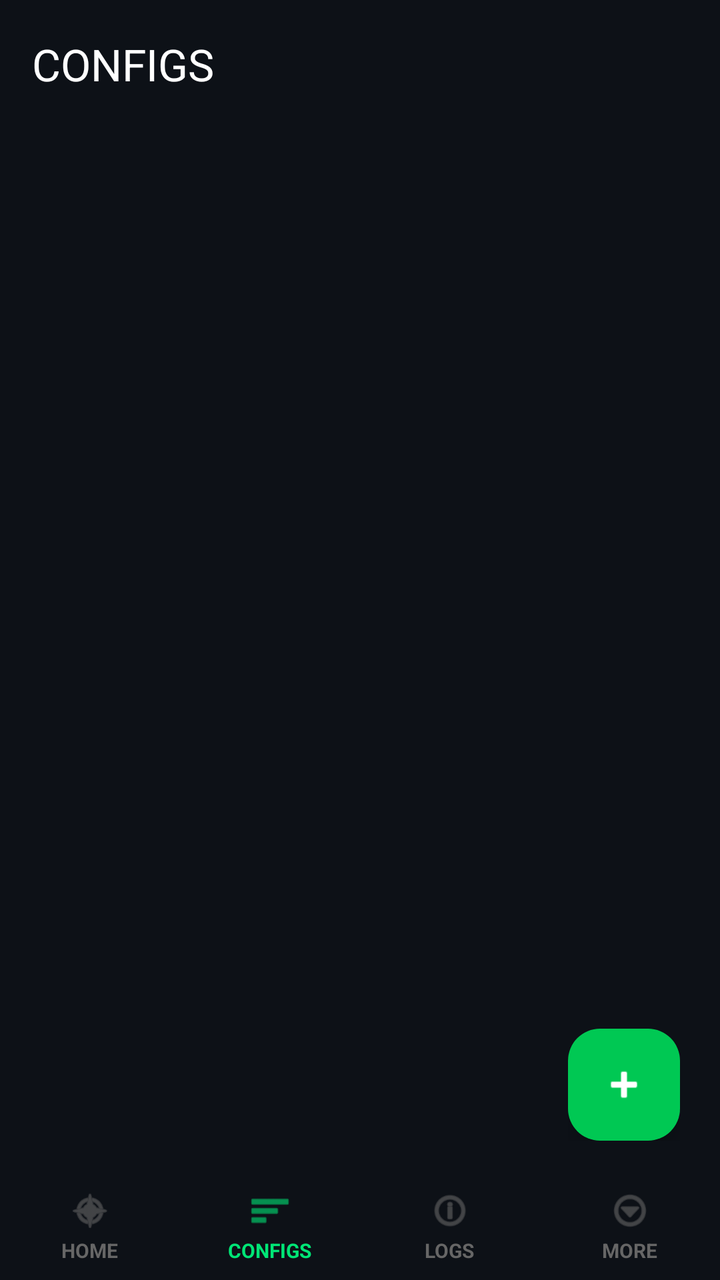
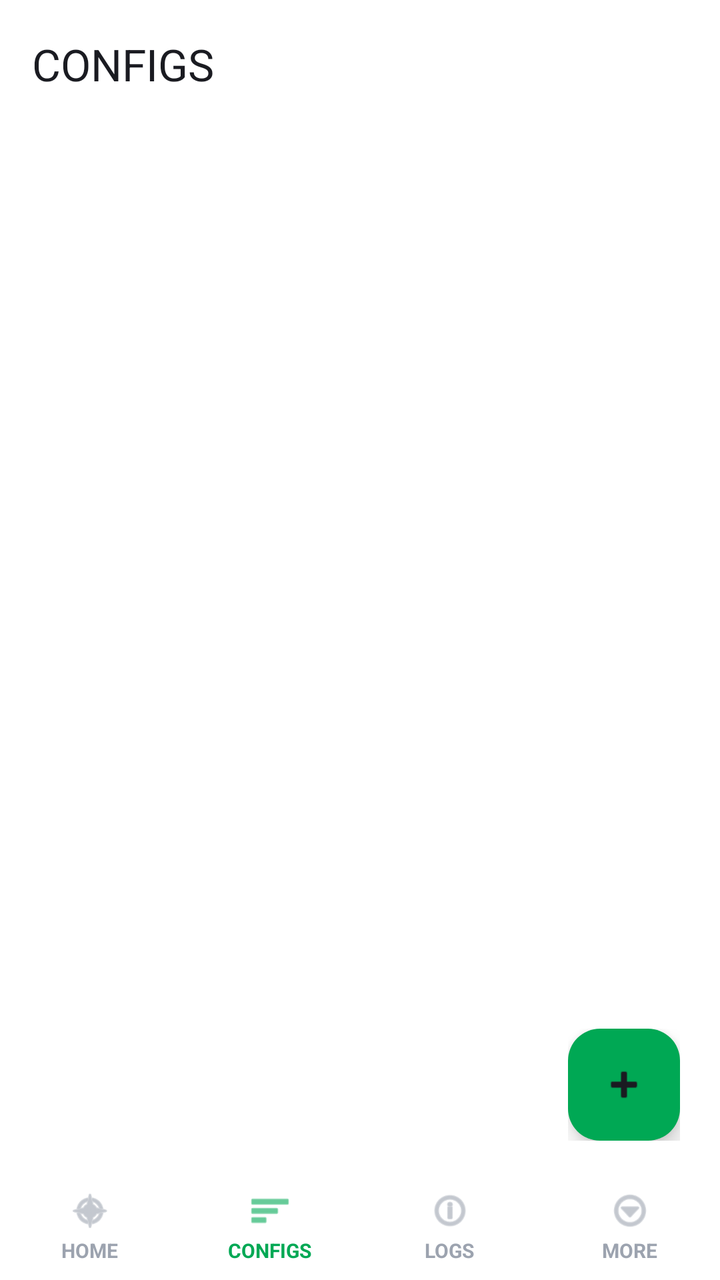

Screens rendered from an Android XML layout before and after an edit, with the pre-edit source and the edit as a unified diff.
<!-- AndroidManifest.xml: application theme Theme.MyApp -->
<!-- res/layout/activity_profile_list.xml -->
<?xml version="1.0" encoding="utf-8"?>
<androidx.drawerlayout.widget.DrawerLayout
    xmlns:android="http://schemas.android.com/apk/res/android"
    xmlns:app="http://schemas.android.com/apk/res-auto"
    android:id="@+id/drawerLayout"
    android:layout_width="match_parent"
    android:layout_height="match_parent">

    <LinearLayout
        android:layout_width="match_parent"
        android:layout_height="match_parent"
        android:background="#0D1117"
        android:orientation="vertical">

        
        <com.google.android.material.appbar.MaterialToolbar
            android:id="@+id/toolbar"
            android:layout_width="match_parent"
            android:layout_height="?attr/actionBarSize"
            android:background="#0D1117"
        app:title="CONFIGS"
            app:titleTextColor="#FFFFFF" />

        
        <FrameLayout
            android:layout_width="match_parent"
            android:layout_height="0dp"
            android:layout_weight="1">

            <androidx.recyclerview.widget.RecyclerView
                android:id="@+id/recyclerProfiles"
                android:layout_width="match_parent"
                android:layout_height="match_parent"
                android:clipToPadding="false"
                android:paddingHorizontal="12dp"
                android:paddingTop="8dp"
                android:paddingBottom="88dp"
                android:visibility="gone" />

            
            <LinearLayout
                android:id="@+id/emptyState"
                android:layout_width="match_parent"
                android:layout_height="match_parent"
                android:gravity="center"
                android:orientation="vertical"
                android:padding="24dp"
                android:visibility="gone">

                <ImageView
                    android:layout_width="72dp"
                    android:layout_height="72dp"
                    android:src="@android:drawable/ic_menu_manage"
                    app:tint="#37474F"
                    android:contentDescription="empty" />

                <TextView
                    android:layout_width="wrap_content"
                    android:layout_height="wrap_content"
                    android:layout_marginTop="16dp"
                    android:text="[ NO CONFIGS ]"
                    android:textColor="#00E676"
                    android:textSize="16sp"
                    android:textStyle="bold" />

                <TextView
                    android:layout_width="wrap_content"
                    android:layout_height="wrap_content"
                    android:layout_marginTop="8dp"
                    android:gravity="center"
                    android:text="It looks like you have not set up any\nconfigurations yet!"
                    android:textColor="#888888"
                    android:textSize="13sp" />

                <TextView
                    android:layout_width="wrap_content"
                    android:layout_height="wrap_content"
                    android:layout_marginTop="16dp"
                    android:gravity="center"
                    android:text="Got a share link from a creator?\nCopy it and use the button below."
                    android:textColor="#555555"
                    android:textSize="12sp" />

                <LinearLayout
                    android:id="@+id/btnAddConfig"
                    android:layout_width="wrap_content"
                    android:layout_height="wrap_content"
                    android:layout_marginTop="28dp"
                    android:background="?attr/selectableItemBackground"
                    android:clickable="true"
                    android:focusable="true"
                    android:gravity="center_vertical"
                    android:orientation="horizontal"
                    android:paddingHorizontal="16dp"
                    android:paddingVertical="10dp">

                    <ImageView
                        android:layout_width="20dp"
                        android:layout_height="20dp"
                        android:src="@android:drawable/ic_input_add"
                        app:tint="#00E676" />

                    <TextView
                        android:layout_width="wrap_content"
                        android:layout_height="wrap_content"
                        android:layout_marginStart="10dp"
                        android:text="Add Configuration"
                        android:textColor="#00E676"
                        android:textSize="16sp"
                        android:textStyle="bold" />
                </LinearLayout>

                <LinearLayout
                    android:id="@+id/btnImportClipboard"
                    android:layout_width="wrap_content"
                    android:layout_height="wrap_content"
                    android:layout_marginTop="12dp"
                    android:background="?attr/selectableItemBackground"
                    android:clickable="true"
                    android:focusable="true"
                    android:gravity="center_vertical"
                    android:orientation="horizontal"
                    android:paddingHorizontal="16dp"
                    android:paddingVertical="10dp">

                    <ImageView
                        android:layout_width="18dp"
                        android:layout_height="18dp"
                        android:src="@android:drawable/ic_menu_agenda"
                        app:tint="#888888" />

                    <TextView
                        android:layout_width="wrap_content"
                        android:layout_height="wrap_content"
                        android:layout_marginStart="8dp"
                        android:text="Import from Clipboard"
                        android:textColor="#888888"
                        android:textSize="13sp" />
                </LinearLayout>
            </LinearLayout>

            
            <LinearLayout
                android:id="@+id/fabMenuContainer"
                android:layout_width="wrap_content"
                android:layout_height="wrap_content"
                android:layout_gravity="bottom|end"
                android:layout_marginEnd="20dp"
                android:layout_marginBottom="16dp"
                android:gravity="end"
                android:orientation="vertical">

                <LinearLayout
                    android:id="@+id/fabOptionQr"
                    android:layout_width="wrap_content"
                    android:layout_height="wrap_content"
                    android:layout_marginBottom="12dp"
                    android:gravity="center_vertical"
                    android:orientation="horizontal"
                    android:visibility="gone"
                    android:alpha="0">

                    <TextView
                        android:layout_width="wrap_content"
                        android:layout_height="wrap_content"
                        android:layout_marginEnd="10dp"
                        android:background="@drawable/bg_fab_label"
                        android:paddingHorizontal="10dp"
                        android:paddingVertical="4dp"
                        android:text="สแกน QR"
                        android:textColor="#FFFFFF"
                        android:textSize="12sp" />

                    <com.google.android.material.floatingactionbutton.FloatingActionButton
                        android:id="@+id/fabQr"
                        android:layout_width="wrap_content"
                        android:layout_height="wrap_content"
                        android:contentDescription="Scan QR"
                        app:fabSize="mini"
                        app:srcCompat="@android:drawable/ic_menu_camera"
                        app:backgroundTint="#37474F"
                        app:tint="#FFFFFF"
                        app:elevation="4dp" />
                </LinearLayout>

                <LinearLayout
                    android:id="@+id/fabOptionImport"
                    android:layout_width="wrap_content"
                    android:layout_height="wrap_content"
                    android:layout_marginBottom="12dp"
                    android:gravity="center_vertical"
                    android:orientation="horizontal"
                    android:visibility="gone"
                    android:alpha="0">

                    <TextView
                        android:layout_width="wrap_content"
                        android:layout_height="wrap_content"
                        android:layout_marginEnd="10dp"
                        android:background="@drawable/bg_fab_label"
                        android:paddingHorizontal="10dp"
                        android:paddingVertical="4dp"
                        android:text="Import Clipboard"
                        android:textColor="#FFFFFF"
                        android:textSize="12sp" />

                    <com.google.android.material.floatingactionbutton.FloatingActionButton
                        android:id="@+id/fabImport"
                        android:layout_width="wrap_content"
                        android:layout_height="wrap_content"
                        android:contentDescription="Import"
                        app:fabSize="mini"
                        app:srcCompat="@android:drawable/ic_menu_agenda"
                        app:backgroundTint="#37474F"
                        app:tint="#FFFFFF"
                        app:elevation="4dp" />
                </LinearLayout>

                <LinearLayout
                    android:id="@+id/fabOptionAdd"
                    android:layout_width="wrap_content"
                    android:layout_height="wrap_content"
                    android:layout_marginBottom="12dp"
                    android:gravity="center_vertical"
                    android:orientation="horizontal"
                    android:visibility="gone"
                    android:alpha="0">

                    <TextView
                        android:layout_width="wrap_content"
                        android:layout_height="wrap_content"
                        android:layout_marginEnd="10dp"
                        android:background="@drawable/bg_fab_label"
                        android:paddingHorizontal="10dp"
                        android:paddingVertical="4dp"
                        android:text="Add Configuration"
                        android:textColor="#FFFFFF"
                        android:textSize="12sp" />

                    <com.google.android.material.floatingactionbutton.FloatingActionButton
                        android:id="@+id/fabAdd"
                        android:layout_width="wrap_content"
                        android:layout_height="wrap_content"
                        android:contentDescription="Add"
                        app:fabSize="mini"
                        app:srcCompat="@android:drawable/ic_input_add"
                        app:backgroundTint="#2E7D32"
                        app:tint="#FFFFFF"
                        app:elevation="4dp" />
                </LinearLayout>

                <com.google.android.material.floatingactionbutton.FloatingActionButton
                    android:id="@+id/fabMain"
                    android:layout_width="wrap_content"
                    android:layout_height="wrap_content"
                    android:layout_gravity="end"
                    android:contentDescription="Menu"
                    app:srcCompat="@android:drawable/ic_input_add"
                    app:backgroundTint="#00C853"
                    app:tint="#FFFFFF"
                    app:elevation="6dp" />
            </LinearLayout>
        </FrameLayout>

        
        <LinearLayout
            android:layout_width="match_parent"
            android:layout_height="wrap_content"
            android:background="#0D1117"
            android:orientation="horizontal"
            android:paddingVertical="8dp">

            <LinearLayout
                android:id="@+id/navHome"
                android:layout_width="0dp"
                android:layout_height="wrap_content"
                android:layout_weight="1"
                android:background="?attr/selectableItemBackground"
                android:clickable="true"
                android:focusable="true"
                android:gravity="center"
                android:orientation="vertical">

                <ImageView
                    android:layout_width="22dp"
                    android:layout_height="22dp"
                    android:src="@android:drawable/ic_menu_compass"
                    app:tint="#666666" />

                <TextView
                    android:layout_width="wrap_content"
                    android:layout_height="wrap_content"
                    android:layout_marginTop="2dp"
                    android:text="HOME"
                    android:textColor="#666666"
                    android:textSize="10sp"
                    android:textStyle="bold" />
            </LinearLayout>

            <LinearLayout
                android:id="@+id/navConfigs"
                android:layout_width="0dp"
                android:layout_height="wrap_content"
                android:layout_weight="1"
                android:background="?attr/selectableItemBackground"
                android:clickable="true"
                android:focusable="true"
                android:gravity="center"
                android:orientation="vertical">

                <ImageView
                    android:layout_width="22dp"
                    android:layout_height="22dp"
                    android:src="@android:drawable/ic_menu_sort_by_size"
                    app:tint="#00E676" />

                <TextView
                    android:layout_width="wrap_content"
                    android:layout_height="wrap_content"
                    android:layout_marginTop="2dp"
                    android:text="CONFIGS"
                    android:textColor="#00E676"
                    android:textSize="10sp"
                    android:textStyle="bold" />
            </LinearLayout>

            <LinearLayout
                android:id="@+id/navLogs"
                android:layout_width="0dp"
                android:layout_height="wrap_content"
                android:layout_weight="1"
                android:background="?attr/selectableItemBackground"
                android:clickable="true"
                android:focusable="true"
                android:gravity="center"
                android:orientation="vertical">

                <ImageView
                    android:layout_width="22dp"
                    android:layout_height="22dp"
                    android:src="@android:drawable/ic_menu_info_details"
                    app:tint="#666666" />

                <TextView
                    android:layout_width="wrap_content"
                    android:layout_height="wrap_content"
                    android:layout_marginTop="2dp"
                    android:text="LOGS"
                    android:textColor="#666666"
                    android:textSize="10sp"
                    android:textStyle="bold" />
            </LinearLayout>

            <LinearLayout
                android:id="@+id/navMore"
                android:layout_width="0dp"
                android:layout_height="wrap_content"
                android:layout_weight="1"
                android:background="?attr/selectableItemBackground"
                android:clickable="true"
                android:focusable="true"
                android:gravity="center"
                android:orientation="vertical">

                <ImageView
                    android:layout_width="22dp"
                    android:layout_height="22dp"
                    android:src="@android:drawable/ic_menu_more"
                    app:tint="#666666" />

                <TextView
                    android:layout_width="wrap_content"
                    android:layout_height="wrap_content"
                    android:layout_marginTop="2dp"
                    android:text="MORE"
                    android:textColor="#666666"
                    android:textSize="10sp"
                    android:textStyle="bold" />
            </LinearLayout>
        </LinearLayout>

    </LinearLayout>

    <com.google.android.material.navigation.NavigationView
        android:id="@+id/navView"
        android:layout_width="wrap_content"
        android:layout_height="match_parent"
        android:layout_gravity="start"
        android:background="#1A1A2E"
        app:headerLayout="@layout/nav_header_connection"
        app:itemIconTint="#B0BEC5"
        app:itemTextColor="#FFFFFF"
        app:menu="@menu/menu_drawer_connection" />

</androidx.drawerlayout.widget.DrawerLayout>
<!-- res/layout/nav_header_connection.xml (included above) -->
<?xml version="1.0" encoding="utf-8"?>
<LinearLayout xmlns:android="http://schemas.android.com/apk/res/android"
    xmlns:app="http://schemas.android.com/apk/res-auto"
    android:layout_width="match_parent"
    android:layout_height="180dp"
    android:background="#1F2733"
    android:gravity="bottom"
    android:orientation="vertical"
    android:padding="20dp">

    <ImageView
        android:layout_width="56dp"
        android:layout_height="56dp"
        android:background="@drawable/bg_circle"
        android:padding="10dp"
        android:src="@drawable/ic_vpn"
        app:tint="#00E676" />

    <TextView
        android:layout_width="wrap_content"
        android:layout_height="wrap_content"
        android:layout_marginTop="12dp"
        android:text="Tunnel Mate"
        android:textColor="#FFFFFF"
        android:textSize="20sp"
        android:textStyle="bold" />

    <TextView
        android:id="@+id/navSubtitle"
        android:layout_width="wrap_content"
        android:layout_height="wrap_content"
        android:layout_marginTop="2dp"
        android:text="จัดการ VPN ทั้งหมด"
        android:textColor="#B0BEC5"
        android:textSize="13sp" />
</LinearLayout>
<!-- resources referenced by this layout -->
<resources>
  <!-- drawable bg_circle (drawable) -->
  <?xml version="1.0" encoding="utf-8"?>
  <shape xmlns:android="http://schemas.android.com/apk/res/android"
      android:shape="oval">
      <solid android:color="#1A2230" />
      <stroke
          android:width="1dp"
          android:color="#253044" />
  </shape>
  <!-- drawable bg_fab_label (drawable) -->
  <?xml version="1.0" encoding="utf-8"?>
  <shape xmlns:android="http://schemas.android.com/apk/res/android"
      android:shape="rectangle">
      <solid android:color="#CC263238" />
      <corners android:radius="6dp" />
  </shape>
  <style name="Theme.MyApp" parent="Theme.Material3.DayNight.NoActionBar">
          <item name="colorPrimary">@color/md_theme_primary</item>
  
          
          <item name="android:statusBarColor" tools:targetApi="l">?attr/colorPrimaryVariant</item>
          <item name="android:windowLightStatusBar" tools:targetApi="m">true</item>
  
          
          <item name="android:navigationBarColor" tools:targetApi="l">#FFFFFF</item>
          <item name="android:windowLightNavigationBar" tools:targetApi="o_mr1">true</item>
      </style>
  <color name="md_theme_primary">#6750A4</color>
  <!-- unchanged entries left out for length: 1 -->
</resources>

<!-- the commit's change to res/layout/activity_profile_list.xml (unified diff, before → after) -->
@@ -9,7 +9,7 @@
     <LinearLayout
         android:layout_width="match_parent"
         android:layout_height="match_parent"
-        android:background="#0D1117"
+        android:background="@color/window_background"
         android:orientation="vertical">
 
         
@@ -17,9 +17,9 @@
             android:id="@+id/toolbar"
             android:layout_width="match_parent"
             android:layout_height="?attr/actionBarSize"
-            android:background="#0D1117"
+            android:background="@color/window_background"
         app:title="CONFIGS"
-            app:titleTextColor="#FFFFFF" />
+            app:titleTextColor="@color/text_primary" />
 
         
         <FrameLayout
@@ -51,7 +51,7 @@
                     android:layout_width="72dp"
                     android:layout_height="72dp"
                     android:src="@android:drawable/ic_menu_manage"
-                    app:tint="#37474F"
+                    app:tint="@color/md_theme_surface_variant"
                     android:contentDescription="empty" />
 
                 <TextView
@@ -59,7 +59,7 @@
                     android:layout_height="wrap_content"
                     android:layout_marginTop="16dp"
                     android:text="[ NO CONFIGS ]"
-                    android:textColor="#00E676"
+                    android:textColor="@color/accent_green"
                     android:textSize="16sp"
                     android:textStyle="bold" />
 
@@ -69,7 +69,7 @@
                     android:layout_marginTop="8dp"
                     android:gravity="center"
                     android:text="It looks like you have not set up any\nconfigurations yet!"
-                    android:textColor="#888888"
+                    android:textColor="@color/text_muted"
                     android:textSize="13sp" />
 
                 <TextView
@@ -78,7 +78,7 @@
                     android:layout_marginTop="16dp"
                     android:gravity="center"
                     android:text="Got a share link from a creator?\nCopy it and use the button below."
-                    android:textColor="#555555"
+                    android:textColor="@color/text_muted"
                     android:textSize="12sp" />
 
                 <LinearLayout
@@ -98,14 +98,14 @@
                         android:layout_width="20dp"
                         android:layout_height="20dp"
                         android:src="@android:drawable/ic_input_add"
-                        app:tint="#00E676" />
+                        app:tint="@color/accent_green" />
 
                     <TextView
                         android:layout_width="wrap_content"
                         android:layout_height="wrap_content"
                         android:layout_marginStart="10dp"
                         android:text="Add Configuration"
-                        android:textColor="#00E676"
+                        android:textColor="@color/accent_green"
                         android:textSize="16sp"
                         android:textStyle="bold" />
                 </LinearLayout>
@@ -127,14 +127,14 @@
                         android:layout_width="18dp"
                         android:layout_height="18dp"
                         android:src="@android:drawable/ic_menu_agenda"
-                        app:tint="#888888" />
+                        app:tint="@color/text_muted" />
 
                     <TextView
                         android:layout_width="wrap_content"
                         android:layout_height="wrap_content"
                         android:layout_marginStart="8dp"
                         android:text="Import from Clipboard"
-                        android:textColor="#888888"
+                        android:textColor="@color/text_muted"
                         android:textSize="13sp" />
                 </LinearLayout>
             </LinearLayout>
@@ -168,7 +168,7 @@
                         android:paddingHorizontal="10dp"
                         android:paddingVertical="4dp"
                         android:text="สแกน QR"
-                        android:textColor="#FFFFFF"
+                        android:textColor="@color/text_primary"
                         android:textSize="12sp" />
 
                     <com.google.android.material.floatingactionbutton.FloatingActionButton
@@ -178,8 +178,8 @@
                         android:contentDescription="Scan QR"
                         app:fabSize="mini"
                         app:srcCompat="@android:drawable/ic_menu_camera"
-                        app:backgroundTint="#37474F"
-                        app:tint="#FFFFFF"
+                        app:backgroundTint="@color/md_theme_surface_variant"
+                        app:tint="@color/text_primary"
                         app:elevation="4dp" />
                 </LinearLayout>
 
@@ -201,7 +201,7 @@
                         android:paddingHorizontal="10dp"
                         android:paddingVertical="4dp"
                         android:text="Import Clipboard"
-                        android:textColor="#FFFFFF"
+                        android:textColor="@color/text_primary"
                         android:textSize="12sp" />
 
                     <com.google.android.material.floatingactionbutton.FloatingActionButton
@@ -211,8 +211,8 @@
                         android:contentDescription="Import"
                         app:fabSize="mini"
                         app:srcCompat="@android:drawable/ic_menu_agenda"
-                        app:backgroundTint="#37474F"
-                        app:tint="#FFFFFF"
+                        app:backgroundTint="@color/md_theme_surface_variant"
+                        app:tint="@color/text_primary"
                         app:elevation="4dp" />
                 </LinearLayout>
 
@@ -234,7 +234,7 @@
                         android:paddingHorizontal="10dp"
                         android:paddingVertical="4dp"
                         android:text="Add Configuration"
-                        android:textColor="#FFFFFF"
+                        android:textColor="@color/text_primary"
                         android:textSize="12sp" />
 
                     <com.google.android.material.floatingactionbutton.FloatingActionButton
@@ -244,8 +244,8 @@
                         android:contentDescription="Add"
                         app:fabSize="mini"
                         app:srcCompat="@android:drawable/ic_input_add"
-                        app:backgroundTint="#2E7D32"
-                        app:tint="#FFFFFF"
+                        app:backgroundTint="@color/vpn_connected"
+                        app:tint="@color/text_primary"
                         app:elevation="4dp" />
                 </LinearLayout>
 
@@ -256,8 +256,8 @@
                     android:layout_gravity="end"
                     android:contentDescription="Menu"
                     app:srcCompat="@android:drawable/ic_input_add"
-                    app:backgroundTint="#00C853"
-                    app:tint="#FFFFFF"
+                    app:backgroundTint="@color/accent_green"
+                    app:tint="@color/text_primary"
                     app:elevation="6dp" />
             </LinearLayout>
         </FrameLayout>
@@ -266,7 +266,7 @@
         <LinearLayout
             android:layout_width="match_parent"
             android:layout_height="wrap_content"
-            android:background="#0D1117"
+            android:background="@color/window_background"
             android:orientation="horizontal"
             android:paddingVertical="8dp">
 
@@ -285,14 +285,14 @@
                     android:layout_width="22dp"
                     android:layout_height="22dp"
                     android:src="@android:drawable/ic_menu_compass"
-                    app:tint="#666666" />
+                    app:tint="@color/text_muted" />
 
                 <TextView
                     android:layout_width="wrap_content"
                     android:layout_height="wrap_content"
                     android:layout_marginTop="2dp"
                     android:text="HOME"
-                    android:textColor="#666666"
+                    android:textColor="@color/text_muted"
                     android:textSize="10sp"
                     android:textStyle="bold" />
             </LinearLayout>
@@ -312,14 +312,14 @@
                     android:layout_width="22dp"
                     android:layout_height="22dp"
                     android:src="@android:drawable/ic_menu_sort_by_size"
-                    app:tint="#00E676" />
+                    app:tint="@color/accent_green" />
 
                 <TextView
                     android:layout_width="wrap_content"
                     android:layout_height="wrap_content"
                     android:layout_marginTop="2dp"
                     android:text="CONFIGS"
-                    android:textColor="#00E676"
+                    android:textColor="@color/accent_green"
                     android:textSize="10sp"
                     android:textStyle="bold" />
             </LinearLayout>
@@ -339,14 +339,14 @@
                     android:layout_width="22dp"
                     android:layout_height="22dp"
                     android:src="@android:drawable/ic_menu_info_details"
-                    app:tint="#666666" />
+                    app:tint="@color/text_muted" />
 
                 <TextView
                     android:layout_width="wrap_content"
                     android:layout_height="wrap_content"
                     android:layout_marginTop="2dp"
                     android:text="LOGS"
-                    android:textColor="#666666"
+                    android:textColor="@color/text_muted"
                     android:textSize="10sp"
                     android:textStyle="bold" />
             </LinearLayout>
@@ -366,14 +366,14 @@
                     android:layout_width="22dp"
                     android:layout_height="22dp"
                     android:src="@android:drawable/ic_menu_more"
-                    app:tint="#666666" />
+                    app:tint="@color/text_muted" />
 
                 <TextView
                     android:layout_width="wrap_content"
                     android:layout_height="wrap_content"
                     android:layout_marginTop="2dp"
                     android:text="MORE"
-                    android:textColor="#666666"
+                    android:textColor="@color/text_muted"
                     android:textSize="10sp"
                     android:textStyle="bold" />
             </LinearLayout>
@@ -386,10 +386,10 @@
         android:layout_width="wrap_content"
         android:layout_height="match_parent"
         android:layout_gravity="start"
-        android:background="#1A1A2E"
+        android:background="@color/card_background"
         app:headerLayout="@layout/nav_header_connection"
-        app:itemIconTint="#B0BEC5"
-        app:itemTextColor="#FFFFFF"
+        app:itemIconTint="@color/text_secondary"
+        app:itemTextColor="@color/text_primary"
         app:menu="@menu/menu_drawer_connection" />
 
 </androidx.drawerlayout.widget.DrawerLayout>
<!-- resource entries referenced after the edit -->
@@ -1,5 +1,13 @@
 <!-- resources referenced by this layout -->
 <resources>
+  <color name="accent_green">#00A854</color>
+  <color name="card_background">#FFFFFF</color>
+  <color name="md_theme_surface_variant">#E3E1EC</color>
+  <color name="text_muted">#9CA3AF</color>
+  <color name="text_primary">#1A1B21</color>
+  <color name="text_secondary">#6B7280</color>
+  <color name="vpn_connected">#2E7D32</color>
+  <color name="window_background">#FFFFFF</color>
   <!-- drawable bg_circle (drawable) -->
   <?xml version="1.0" encoding="utf-8"?>
   <shape xmlns:android="http://schemas.android.com/apk/res/android"
@@ -18,16 +26,50 @@
   </shape>
   <style name="Theme.MyApp" parent="Theme.Material3.DayNight.NoActionBar">
           <item name="colorPrimary">@color/md_theme_primary</item>
+          <item name="colorOnPrimary">@color/md_theme_on_primary</item>
+          <item name="colorPrimaryContainer">@color/md_theme_primary_container</item>
+          <item name="colorOnPrimaryContainer">@color/md_theme_on_primary_container</item>
+          <item name="colorSecondary">@color/md_theme_secondary</item>
+          <item name="colorOnSecondary">@color/md_theme_on_secondary</item>
+          <item name="colorSecondaryContainer">@color/md_theme_secondary_container</item>
+          <item name="colorOnSecondaryContainer">@color/md_theme_on_secondary_container</item>
+          <item name="colorTertiary">@color/md_theme_tertiary</item>
+          <item name="colorOnTertiary">@color/md_theme_on_tertiary</item>
+          <item name="colorError">@color/md_theme_error</item>
+          <item name="colorOnError">@color/md_theme_on_error</item>
+          <item name="android:colorBackground">@color/md_theme_background</item>
+          <item name="colorOnBackground">@color/md_theme_on_background</item>
+          <item name="colorSurface">@color/md_theme_surface</item>
+          <item name="colorOnSurface">@color/md_theme_on_surface</item>
+          <item name="colorSurfaceVariant">@color/md_theme_surface_variant</item>
+          <item name="colorOnSurfaceVariant">@color/md_theme_on_surface_variant</item>
+          <item name="colorOutline">@color/md_theme_outline</item>
   
-          
-          <item name="android:statusBarColor" tools:targetApi="l">?attr/colorPrimaryVariant</item>
-          <item name="android:windowLightStatusBar" tools:targetApi="m">true</item>
-  
-          
-          <item name="android:navigationBarColor" tools:targetApi="l">#FFFFFF</item>
-          <item name="android:windowLightNavigationBar" tools:targetApi="o_mr1">true</item>
+          <item name="android:statusBarColor">@color/status_bar</item>
+          <item name="android:navigationBarColor">@color/bottom_nav_background</item>
+          <item name="android:windowBackground">@color/window_background</item>
+          <item name="android:windowLightStatusBar">true</item>
       </style>
-  <color name="md_theme_primary">#6750A4</color>
+  <color name="md_theme_primary">#5B5FC7</color>
+  <color name="md_theme_on_primary">#FFFFFF</color>
+  <color name="md_theme_primary_container">#E0E0FF</color>
+  <color name="md_theme_on_primary_container">#12134A</color>
+  <color name="md_theme_secondary">#5A5D72</color>
+  <color name="md_theme_on_secondary">#FFFFFF</color>
+  <color name="md_theme_secondary_container">#DFE1F9</color>
+  <color name="md_theme_on_secondary_container">#171B2C</color>
+  <color name="md_theme_tertiary">#006B5F</color>
+  <color name="md_theme_on_tertiary">#FFFFFF</color>
+  <color name="md_theme_error">#BA1A1A</color>
+  <color name="md_theme_on_error">#FFFFFF</color>
+  <color name="md_theme_background">#FFFFFF</color>
+  <color name="md_theme_on_background">#1A1B21</color>
+  <color name="md_theme_surface">#FFFFFF</color>
+  <color name="md_theme_on_surface">#1A1B21</color>
+  <color name="md_theme_on_surface_variant">#46464F</color>
+  <color name="md_theme_outline">#777680</color>
+  <color name="status_bar">#FFFFFF</color>
+  <color name="bottom_nav_background">#FFFFFF</color>
   <!-- unchanged entries left out for length: 1 -->
 </resources>
 
